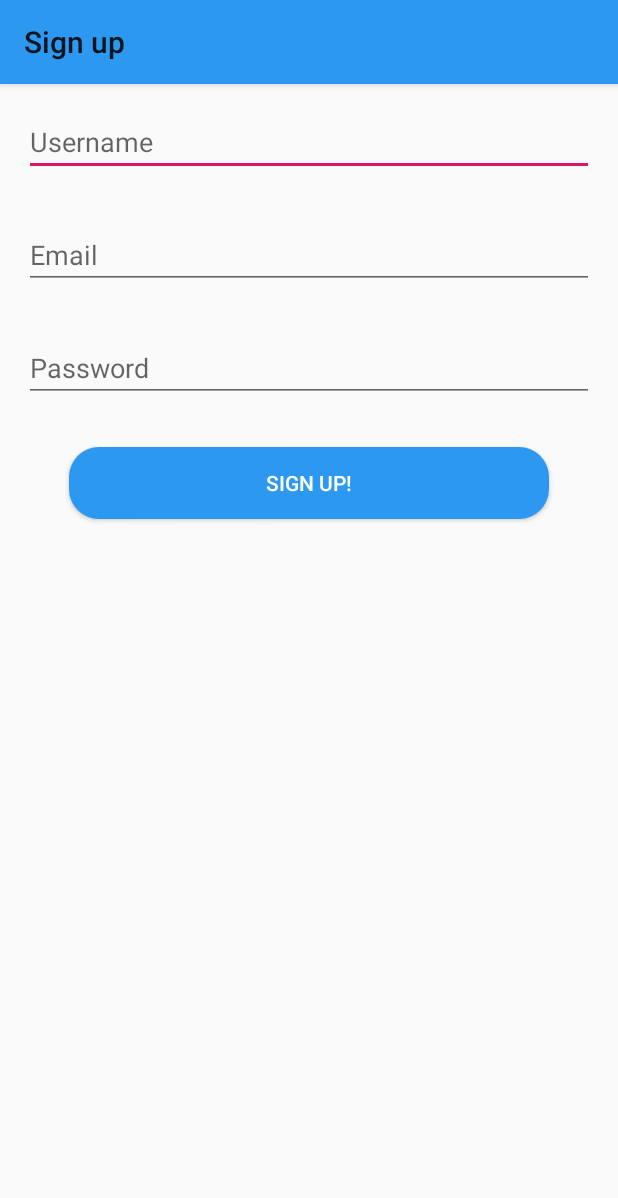
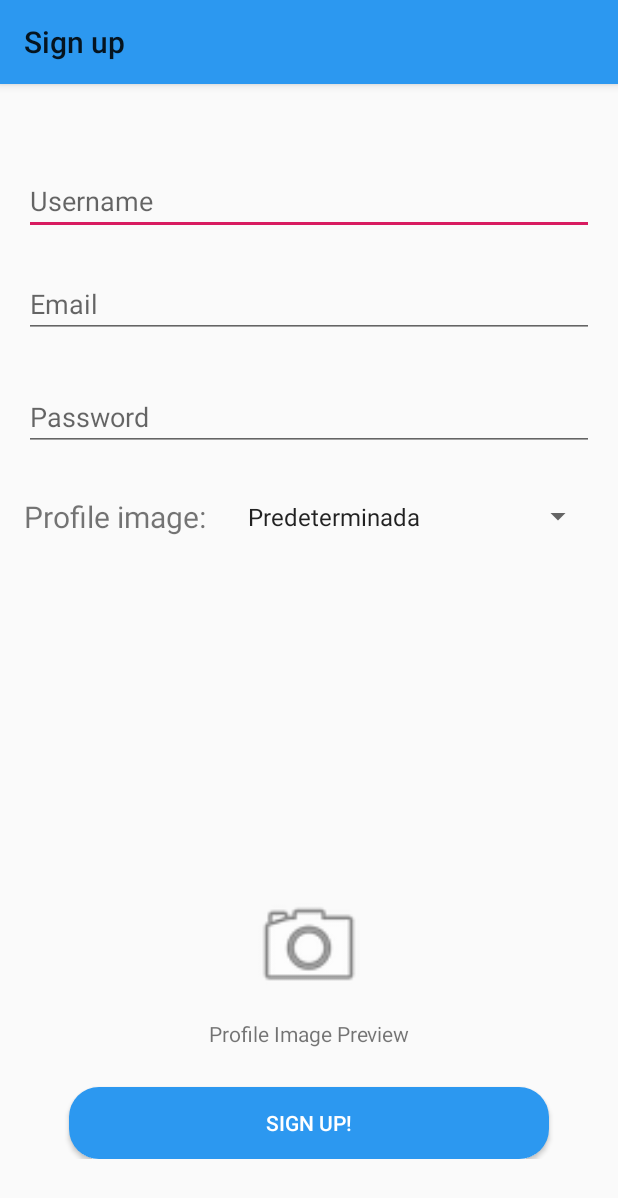
Before and after one commit to LuisPlasencia/LearnQuest, an Android app: the RegistroActivity screen opened directly, with no data from a screen before it, on a phone screen of 412 x 824 dp. Shown: the top 1198 px of the screen. Run offline under Robolectric (Android 15) with nearby library versions, the phone set to English and light mode, and no system bars.

Commit message:
T0.10.2 Layout Registro, añadido Spinner para seleccionar la imagen de perfil y un preview de ella, lockeado el giro de pantalla y corregido en login en el manifest

```diff
--- a/app/src/main/AndroidManifest.xml
+++ b/app/src/main/AndroidManifest.xml
@@ -13,8 +13,8 @@
         <activity
             android:name=".login.LoginActivity"
             android:theme="@style/Theme.Design.NoActionBar"
-            android:screenOrientation="portrait"
-            tools:ignore="LockedOrientationActivity">
+            android:screenOrientation="locked"
+            >
             <intent-filter>
                 <action android:name="android.intent.action.MAIN" />
                 <category android:name="android.intent.category.LAUNCHER" />
@@ -55,7 +55,8 @@
         </activity>
 
         <activity
-            android:name=".registro.RegistroActivity">
+            android:name=".registro.RegistroActivity"
+            android:screenOrientation="locked">
         </activity>
 
     </application>
--- a/app/src/main/res/layout/activity_registro.xml
+++ b/app/src/main/res/layout/activity_registro.xml
@@ -8,12 +8,15 @@
     tools:context=".registro.RegistroActivity">
 
     <LinearLayout
+        android:id="@+id/linearLayout5"
         android:layout_width="match_parent"
-        android:layout_height="match_parent"
+        android:layout_height="wrap_content"
         android:orientation="vertical"
         app:layout_constraintBottom_toBottomOf="parent"
+        app:layout_constraintEnd_toEndOf="parent"
         app:layout_constraintStart_toStartOf="parent"
-        app:layout_constraintTop_toTopOf="parent">
+        app:layout_constraintTop_toTopOf="parent"
+        app:layout_constraintVertical_bias="0.08">
 
 
         <EditText
@@ -21,36 +24,92 @@
             android:layout_width="match_parent"
             android:layout_height="wrap_content"
             android:ems="10"
-            android:inputType="textPersonName"
-            android:hint="@string/registro_username_text" />
+            android:hint="@string/registro_username_text"
+            android:inputType="textPersonName" />
 
         <Space
             android:layout_width="match_parent"
-            android:layout_height="30dp"/>
+            android:layout_height="23dp" />
 
         <EditText
             android:id="@+id/registro_email"
             android:layout_width="match_parent"
             android:layout_height="wrap_content"
             android:ems="10"
-            android:inputType="textEmailAddress"
-            android:hint="@string/registro_correo_text" />
+            android:hint="@string/registro_correo_text"
+            android:inputType="textEmailAddress" />
 
         <Space
             android:layout_width="match_parent"
-            android:layout_height="30dp"/>
+            android:layout_height="30dp" />
 
         <EditText
             android:id="@+id/registro_password"
             android:layout_width="match_parent"
             android:layout_height="wrap_content"
             android:ems="10"
-            android:inputType="textPassword"
-            android:hint="@string/registro_password_text" />
+            android:hint="@string/registro_password_text"
+            android:inputType="textPassword" />
 
         <Space
             android:layout_width="match_parent"
-            android:layout_height="30dp"/>
+            android:layout_height="30dp" />
+
+        <LinearLayout
+            android:layout_width="match_parent"
+            android:layout_height="wrap_content"
+            android:orientation="horizontal">
+
+            <TextView
+                android:id="@+id/textView"
+                android:layout_width="wrap_content"
+                android:layout_height="wrap_content"
+                android:paddingRight="20dp"
+                android:text="Profile image:"
+                android:textSize="20sp" />
+
+            <Spinner
+                android:id="@+id/image_selection"
+                android:layout_width="match_parent"
+                android:layout_height="match_parent"
+                android:entries="@array/imagenes_nombres" />
+        </LinearLayout>
+
+    </LinearLayout>
+
+    <LinearLayout
+        android:id="@+id/linearLayout2"
+        android:layout_width="match_parent"
+        android:layout_height="wrap_content"
+        android:orientation="vertical"
+        app:layout_constraintBottom_toBottomOf="parent"
+        app:layout_constraintEnd_toEndOf="parent"
+        app:layout_constraintHorizontal_bias="1.0"
+        app:layout_constraintStart_toStartOf="parent"
+        app:layout_constraintTop_toBottomOf="@+id/linearLayout5"
+        app:layout_constraintVertical_bias="0.87">
+
+        <ImageView
+            android:id="@+id/imagenDePerfil"
+            android:layout_width="84dp"
+            android:layout_height="77dp"
+            android:layout_gravity="center"
+            app:srcCompat="@android:drawable/ic_menu_camera" />
+
+        <Space
+            android:layout_width="match_parent"
+            android:layout_height="10dp" />
+
+        <TextView
+            android:id="@+id/ImagenDePerfilDescripcion"
+            android:layout_width="match_parent"
+            android:layout_height="wrap_content"
+            android:gravity="center"
+            android:text="@string/profile_photo_title" />
+
+        <Space
+            android:layout_width="match_parent"
+            android:layout_height="26dp" />
 
         <Button
             android:id="@+id/registro_signup_button"
@@ -61,7 +120,6 @@
             android:onClick="onSignUpButtonClicked"
             android:text="@string/signup_button_text"
             android:textColor="#FFFF" />
-
     </LinearLayout>
 
 </androidx.constraintlayout.widget.ConstraintLayout>
--- a/app/src/main/res/values/strings.xml
+++ b/app/src/main/res/values/strings.xml
@@ -108,5 +108,12 @@
     <string name="button_enter_mathQuiz">Enter</string>
     <string name="button_next_mathQuiz">Next</string>
     <string name="button_hint_mathQuiz">Hint</string>
+    <string name="profile_photo_title">Profile Image Preview</string>
+    <string-array name="imagenes_nombres">
+        <item>Predeterminada</item>
+        <item>Patata</item>
+        <item>Rabano</item>
+        <item>Lechuga</item>
+    </string-array>
 
 </resources>
```
